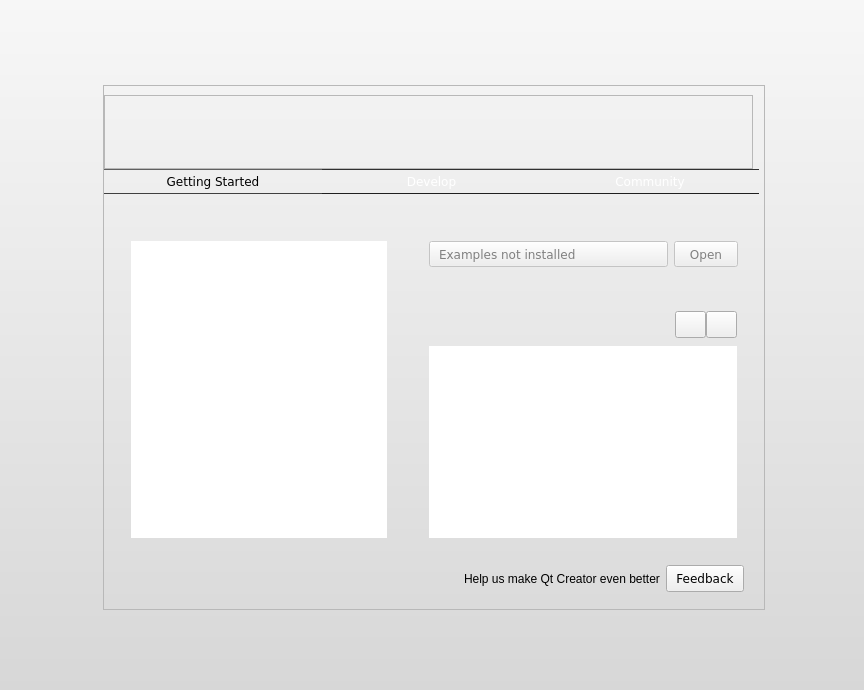
Qt form src/plugins/coreplugin/welcomemode.ui (qt-creator/qt-creator) before a commit.
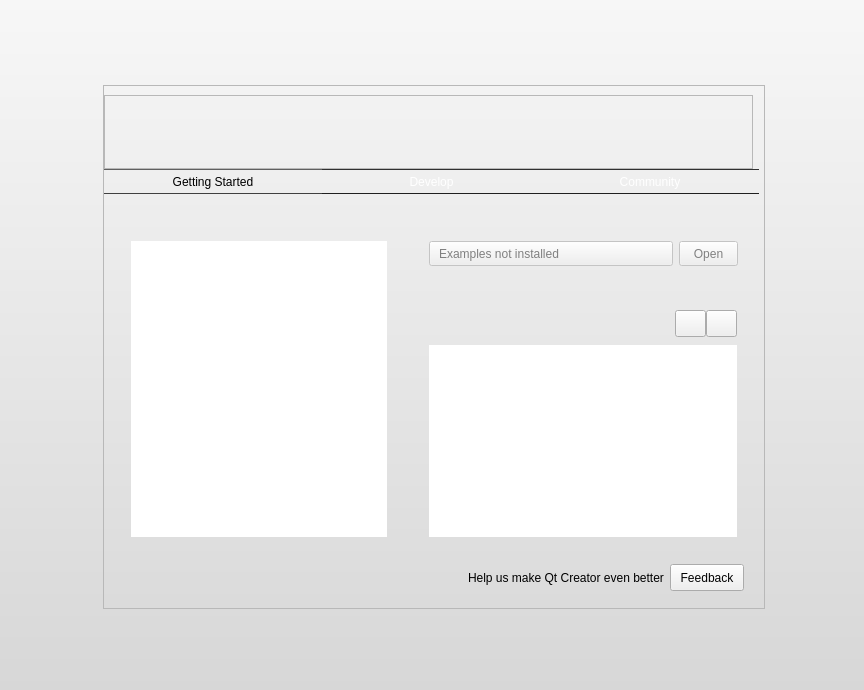
The same form after that commit. Icons and pictures are not drawn. Custom widgets are drawn as their Qt base class.

Commit message: Fixes:    Remove custom button fonts Details: The custom fonts set in the style sheet breaks for japanese (and other) translations. And now that we use widgets for the design, there is really no reason to use anything but the system font here.

Diff of the .ui file:
```diff
--- a/src/plugins/coreplugin/welcomemode.ui
+++ b/src/plugins/coreplugin/welcomemode.ui
@@ -20,7 +20,6 @@
     border-width: 4;
     padding: 0px 6px;
     font-size: 12px;
-    font-family: lucida sans, dejavu sans, sans serif;
 }
 
 *{
@@ -265,7 +264,6 @@
               </property>
               <property name="font">
                <font>
-                <family>lucida sans ,dejavu sans ,sans serif</family>
                 <pointsize>-1</pointsize>
                </font>
               </property>
@@ -302,7 +300,6 @@
               </property>
               <property name="font">
                <font>
-                <family>lucida sans ,dejavu sans ,sans serif</family>
                 <pointsize>-1</pointsize>
                </font>
               </property>
@@ -333,7 +330,6 @@
               </property>
               <property name="font">
                <font>
-                <family>lucida sans ,dejavu sans ,sans serif</family>
                 <pointsize>-1</pointsize>
                </font>
               </property>
```
